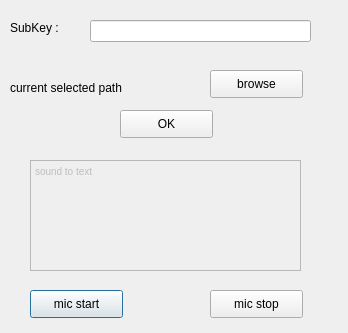
Old version of the form main.ui in the repository withdongyeong/stt_team3.
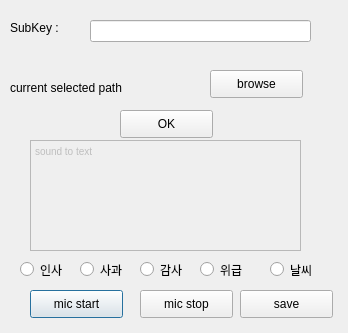
New version of the form.

Commit message: update label buttons

What changed in the file:
```diff
--- a/main.ui
+++ b/main.ui
@@ -81,7 +81,7 @@
   <widget class="QPushButton" name="stopButton">
    <property name="geometry">
     <rect>
-     <x>210</x>
+     <x>140</x>
      <y>290</y>
      <width>93</width>
      <height>28</height>
@@ -98,7 +98,7 @@
    <property name="geometry">
     <rect>
      <x>30</x>
-     <y>160</y>
+     <y>140</y>
      <width>271</width>
      <height>111</height>
     </rect>
@@ -107,8 +107,8 @@
     <string>&lt;!DOCTYPE HTML PUBLIC &quot;-//W3C//DTD HTML 4.0//EN&quot; &quot;http://www.w3.org/TR/REC-html40/strict.dtd&quot;&gt;
 &lt;html&gt;&lt;head&gt;&lt;meta name=&quot;qrichtext&quot; content=&quot;1&quot; /&gt;&lt;style type=&quot;text/css&quot;&gt;
 p, li { white-space: pre-wrap; }
-&lt;/style&gt;&lt;/head&gt;&lt;body style=&quot; font-family:'MS Shell Dlg 2'; font-size:7.8pt; font-weight:400; font-style:normal;&quot;&gt;
-&lt;p style=&quot; margin-top:0px; margin-bottom:0px; margin-left:0px; margin-right:0px; -qt-block-indent:0; text-indent:0px;&quot;&gt;sound to text&lt;/p&gt;&lt;/body&gt;&lt;/html&gt;</string>
+&lt;/style&gt;&lt;/head&gt;&lt;body style=&quot; font-family:'Gulim'; font-size:9pt; font-weight:400; font-style:normal;&quot;&gt;
+&lt;p style=&quot; margin-top:0px; margin-bottom:0px; margin-left:0px; margin-right:0px; -qt-block-indent:0; text-indent:0px;&quot;&gt;&lt;span style=&quot; font-family:'MS Shell Dlg 2'; font-size:7.8pt;&quot;&gt;sound to text&lt;/span&gt;&lt;/p&gt;&lt;/body&gt;&lt;/html&gt;</string>
    </property>
   </widget>
   <widget class="QPushButton" name="okButton">
@@ -124,6 +124,84 @@
     <string>OK</string>
    </property>
   </widget>
+  <widget class="QRadioButton" name="greetingRadioButton">
+   <property name="geometry">
+    <rect>
+     <x>20</x>
+     <y>260</y>
+     <width>61</width>
+     <height>19</height>
+    </rect>
+   </property>
+   <property name="text">
+    <string>인사</string>
+   </property>
+  </widget>
+  <widget class="QRadioButton" name="apologizeRadioButton">
+   <property name="geometry">
+    <rect>
+     <x>80</x>
+     <y>260</y>
+     <width>61</width>
+     <height>19</height>
+    </rect>
+   </property>
+   <property name="text">
+    <string>사과</string>
+   </property>
+  </widget>
+  <widget class="QRadioButton" name="thankRadioButton">
+   <property name="geometry">
+    <rect>
+     <x>140</x>
+     <y>260</y>
+     <width>61</width>
+     <height>19</height>
+    </rect>
+   </property>
+   <property name="text">
+    <string>감사</string>
+   </property>
+  </widget>
+  <widget class="QRadioButton" name="emergencyRadioButton">
+   <property name="geometry">
+    <rect>
+     <x>200</x>
+     <y>260</y>
+     <width>61</width>
+     <height>19</height>
+    </rect>
+   </property>
+   <property name="text">
+    <string>위급</string>
+   </property>
+  </widget>
+  <widget class="QRadioButton" name="weatherRadioButton">
+   <property name="geometry">
+    <rect>
+     <x>270</x>
+     <y>260</y>
+     <width>61</width>
+     <height>19</height>
+    </rect>
+   </property>
+   <property name="text">
+    <string>날씨</string>
+   </property>
+  </widget>
+  <widget class="QPushButton" name="saveButton">
+   <property name="geometry">
+    <rect>
+     <x>240</x>
+     <y>290</y>
+     <width>93</width>
+     <height>28</height>
+    </rect>
+   </property>
+   <property name="text">
+    <string>save</string>
+   </property>
+  </widget>
  </widget>
  <resources/>
  <connections/>
```
The commit also changes 1 other file.
